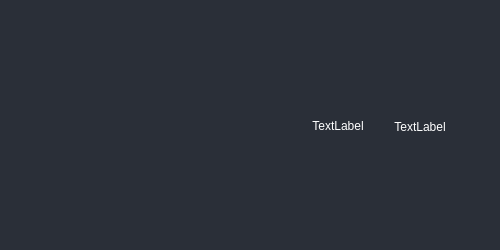
LunexCoding/MiniShopUI, file client/interface/forms/ShoppingCartElement.ui: the form before one commit.
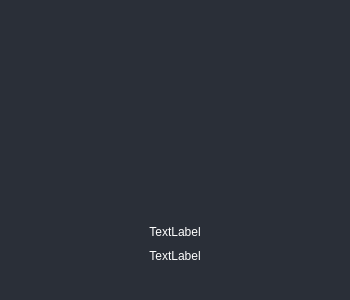
The form after the commit. Icons and pictures are not drawn.

What changed in the file:
```diff
--- a/client/interface/forms/ShoppingCartElement.ui
+++ b/client/interface/forms/ShoppingCartElement.ui
@@ -6,8 +6,8 @@
    <rect>
     <x>0</x>
     <y>0</y>
-    <width>500</width>
-    <height>250</height>
+    <width>350</width>
+    <height>300</height>
    </rect>
   </property>
   <property name="sizePolicy">
@@ -18,14 +18,14 @@
   </property>
   <property name="minimumSize">
    <size>
-    <width>500</width>
-    <height>250</height>
+    <width>350</width>
+    <height>300</height>
    </size>
   </property>
   <property name="maximumSize">
    <size>
-    <width>820</width>
-    <height>270</height>
+    <width>370</width>
+    <height>320</height>
    </size>
   </property>
   <property name="windowTitle">
@@ -67,14 +67,14 @@
     <widget class="QGroupBox" name="groupBox">
      <property name="minimumSize">
       <size>
-       <width>500</width>
-       <height>250</height>
+       <width>350</width>
+       <height>300</height>
       </size>
      </property>
      <property name="maximumSize">
       <size>
-       <width>800</width>
-       <height>250</height>
+       <width>350</width>
+       <height>300</height>
       </size>
      </property>
      <property name="styleSheet">
@@ -84,63 +84,12 @@
       <string/>
      </property>
      <layout class="QHBoxLayout" name="horizontalLayout">
-      <property name="spacing">
-       <number>0</number>
-      </property>
-      <property name="leftMargin">
-       <number>0</number>
-      </property>
-      <property name="topMargin">
-       <number>0</number>
-      </property>
-      <property name="rightMargin">
-       <number>0</number>
-      </property>
-      <property name="bottomMargin">
-       <number>0</number>
-      </property>
-      <item>
-       <widget class="QFrame" name="frame_2">
-        <property name="maximumSize">
-         <size>
-          <width>16777215</width>
-          <height>16777215</height>
-         </size>
-        </property>
-        <property name="frameShape">
-         <enum>QFrame::StyledPanel</enum>
-        </property>
-        <property name="frameShadow">
-         <enum>QFrame::Raised</enum>
-        </property>
-        <layout class="QHBoxLayout" name="horizontalLayout_4">
-         <property name="leftMargin">
-          <number>0</number>
-         </property>
-         <property name="topMargin">
-          <number>0</number>
-         </property>
-         <property name="rightMargin">
-          <number>0</number>
-         </property>
-         <property name="bottomMargin">
-          <number>0</number>
-         </property>
-         <item>
-          <widget class="QFrame" name="frame_9">
-           <property name="frameShape">
-            <enum>QFrame::StyledPanel</enum>
-           </property>
-           <property name="frameShadow">
-            <enum>QFrame::Raised</enum>
-           </property>
-           <layout class="QHBoxLayout" name="horizontalLayout_5">
-            <item>
+      <item alignment="Qt::AlignHCenter|Qt::AlignVCenter">
              <widget class="QFrame" name="frame_3">
               <property name="maximumSize">
                <size>
                 <width>300</width>
-                <height>200</height>
+          <height>400</height>
                </size>
               </property>
               <property name="frameShape">
@@ -163,20 +112,20 @@
                 <number>10</number>
                </property>
                <property name="bottomMargin">
-                <number>10</number>
+          <number>0</number>
                </property>
                <item>
                 <widget class="QLabel" name="imageArea">
                  <property name="minimumSize">
                   <size>
-                   <width>260</width>
+             <width>300</width>
                    <height>200</height>
                   </size>
                  </property>
                  <property name="maximumSize">
                   <size>
                    <width>300</width>
-                   <height>200</height>
+             <height>300</height>
                   </size>
                  </property>
                  <property name="text">
@@ -184,14 +133,11 @@
                  </property>
                 </widget>
                </item>
-              </layout>
-             </widget>
-            </item>
-            <item>
+         <item alignment="Qt::AlignHCenter|Qt::AlignBottom">
              <widget class="QFrame" name="frame_4">
               <property name="maximumSize">
                <size>
-                <width>16777215</width>
+             <width>200</width>
                 <height>250</height>
                </size>
               </property>
@@ -201,7 +147,7 @@
               <property name="frameShadow">
                <enum>QFrame::Raised</enum>
               </property>
-              <layout class="QHBoxLayout" name="horizontalLayout_6">
+           <layout class="QVBoxLayout" name="verticalLayout">
                <property name="spacing">
                 <number>10</number>
                </property>
@@ -209,7 +155,7 @@
                 <number>10</number>
                </property>
                <property name="topMargin">
-                <number>0</number>
+             <number>10</number>
                </property>
                <property name="rightMargin">
                 <number>0</number>
@@ -217,7 +163,7 @@
                <property name="bottomMargin">
                 <number>0</number>
                </property>
-               <item alignment="Qt::AlignHCenter|Qt::AlignVCenter">
+            <item>
                 <widget class="QLabel" name="productName">
                  <property name="minimumSize">
                   <size>
@@ -261,9 +207,6 @@
                    <height>24</height>
                   </size>
                  </property>
-                </widget>
-               </item>
-              </layout>
              </widget>
             </item>
            </layout>
```
Lines whose indentation alone changed are shown as unchanged.
